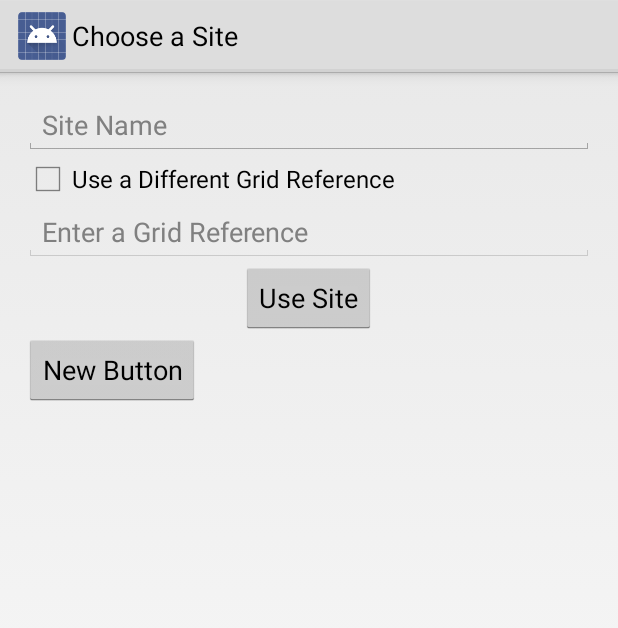
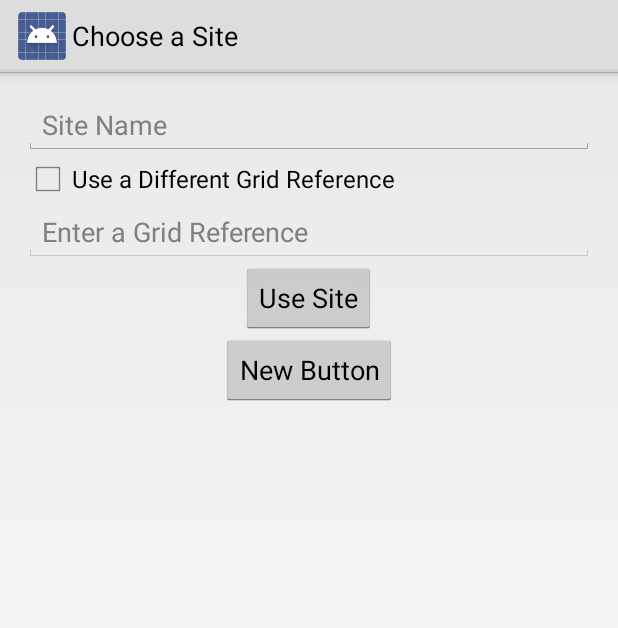
Before and after one commit to njdart/botanyAppRepo, an Android app: the SiteChooser screen opened directly, with no data from a screen before it, on a phone screen of 412 x 824 dp. Shown: the top 628 px of the screen. Run offline under Robolectric (Android 15) with nearby library versions, the phone set to English and light mode, and no system bars.

```diff
--- a/src/android/bottanyApp/app/src/main/res/layout/activity_site_chooser.xml
+++ b/src/android/bottanyApp/app/src/main/res/layout/activity_site_chooser.xml
@@ -10,21 +10,23 @@
         android:orientation="vertical"
         android:layout_width="fill_parent"
         android:layout_height="fill_parent"
+        android:id="@+id/linearLayout"
         android:layout_alignParentTop="true"
-        android:layout_alignParentLeft="true"
-        android:id="@+id/linearLayout">
+        android:layout_alignParentRight="true">
 
         <AutoCompleteTextView
             android:layout_width="match_parent"
             android:layout_height="wrap_content"
             android:id="@+id/siteNameAutoComplete"
-            android:hint="@string/siteNameHint" />
+            android:hint="@string/siteNameHint"
+            android:inputType="textCapWords" />
 
         <CheckBox
             android:layout_width="wrap_content"
             android:layout_height="wrap_content"
             android:text="@string/customGridRefCheckbox"
-            android:id="@+id/useCustomGridRefCheckBox" />
+            android:id="@+id/useCustomGridRefCheckBox"
+            android:onClick="onClickUseCustomGridRef" />
 
         <LinearLayout
             android:orientation="horizontal"
@@ -33,12 +35,14 @@
             android:layout_gravity="center_horizontal">
 
             <EditText
-                android:layout_width="wrap_content"
+                android:layout_width="0dp"
                 android:layout_height="wrap_content"
                 android:id="@+id/customGridReferenceEditText"
                 android:layout_weight="1"
                 android:hint="@string/customGridRefTextEdit"
-                android:enabled="false" />
+                android:enabled="false"
+                android:gravity="left|top"
+                android:longClickable="false" />
         </LinearLayout>
 
         <Button
@@ -54,7 +58,8 @@
             android:layout_height="wrap_content"
             android:text="New Button"
             android:id="@+id/button"
-            android:onClick="onButtonClick" />
+            android:onClick="onButtonClick"
+            android:layout_gravity="center_horizontal" />
     </LinearLayout>
 
 </RelativeLayout>
```
Also changed, not shown: src/android/bottanyApp/app/src/main/java/uk/ac/aber/cs221/group2/SiteChooser.java (+18 -7 lines).
